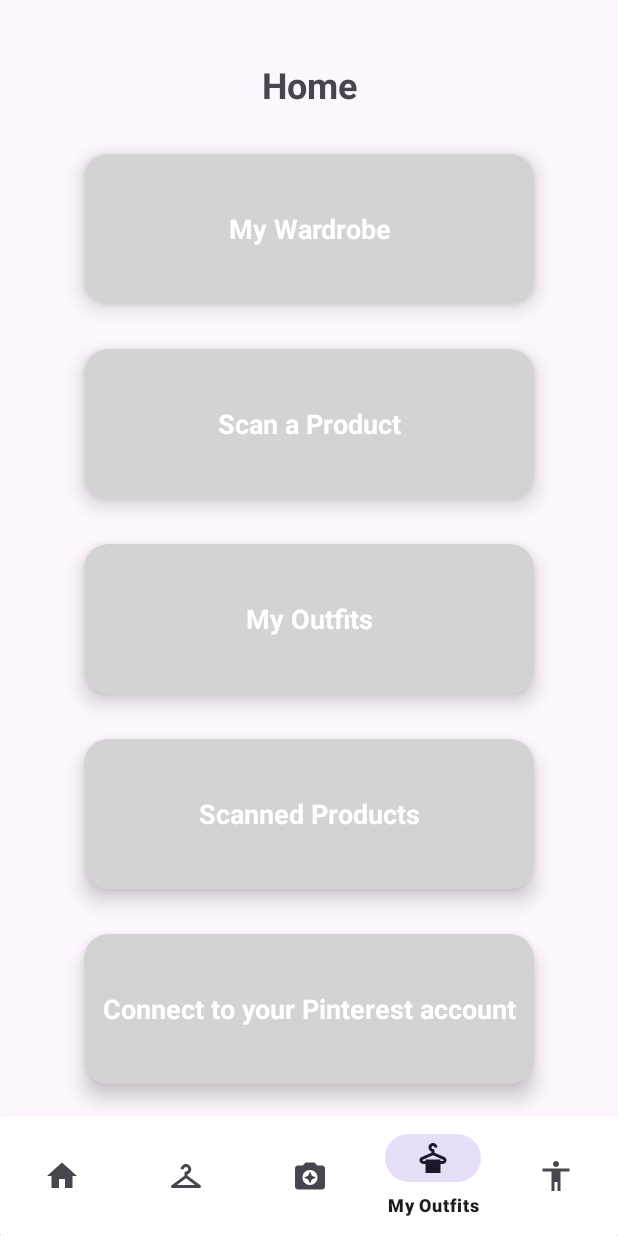
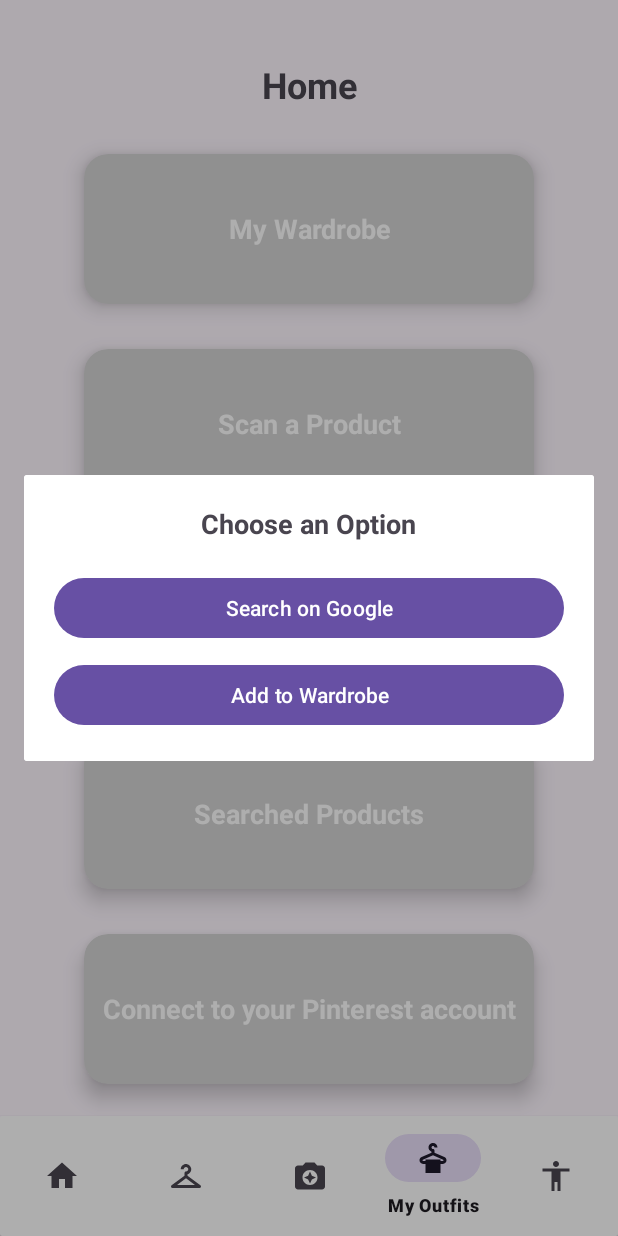
Before and after one commit to cosminagheorghe47/DressFind, an Android app: the HomeActivity screen opened directly, with no data from a screen before it, item 4 of the bottom bar chosen, on a phone screen of 412 x 824 dp. Run offline under Robolectric (Android 15) with nearby library versions, the phone set to English and light mode, and no system bars.

Commit message:
profile pic + search history

```diff
--- a/app/src/main/java/com/example/dressfind/activities/HomeActivity.java
+++ b/app/src/main/java/com/example/dressfind/activities/HomeActivity.java
@@ -27,6 +27,7 @@ public class HomeActivity extends AppCompatActivity {
     private static final int PINTEREST_AUTH_REQUEST_CODE = 123;
     CardView ScanProductCard;
     CardView ConnectPinterest;
+    CardView SearchedProducts;
     private ActivityResultLauncher<Intent> pinterestAuthLauncher;
 
     TextView seePinterestAccTV ;
@@ -87,19 +88,16 @@ public class HomeActivity extends AppCompatActivity {
                 startActivity(scanIntent);
                 overridePendingTransition(0, 0);
                 return true;
-            } else return item.getItemId() == R.id.nav_profile;
+            }else if (item.getItemId() == R.id.nav_profile) {
+                Intent profileIntent = new Intent(HomeActivity.this, ProfileActivity.class);
+                startActivity(profileIntent);
+                return true;
+            }else return true;
         });
 
 
 
-        scannedProductsCard=findViewById(R.id.scannedProductsCard);
-        scannedProductsCard.setOnClickListener(new View.OnClickListener() {
-            @Override
-            public void onClick(View view) {
-                Intent scanIntent = new Intent(HomeActivity.this, ScannedProductsActivity.class);
-                startActivity(scanIntent);
-            }
-        });
+
 
         MyWardrobeCard=findViewById(R.id.myWardrobeCard);
         MyWardrobeCard.setOnClickListener(new View.OnClickListener() {
@@ -118,6 +116,15 @@ public class HomeActivity extends AppCompatActivity {
                 startActivity(scanIntent);
             }
         });
+        SearchedProducts = findViewById(R.id.scannedProductsCard);
+        SearchedProducts.setOnClickListener(new View.OnClickListener() {
+            @Override
+            public void onClick(View view) {
+                Intent searchIntent = new Intent(HomeActivity.this, HistoryActivity.class);
+                startActivity(searchIntent);
+            }
+        });
+
         ConnectPinterest = findViewById(R.id.connectToPinterestCard);
         ConnectPinterest.setOnClickListener(new View.OnClickListener() {
             @Override
--- a/app/src/main/res/layout/activity_home.xml
+++ b/app/src/main/res/layout/activity_home.xml
@@ -124,7 +124,7 @@
                     android:layout_width="match_parent"
                     android:layout_height="match_parent"
                     android:gravity="center"
-                    android:text="Scanned Products"
+                    android:text="Searched Products"
                     android:textAlignment="center"
                     android:textColor="@android:color/white"
                     android:textSize="18sp"
--- /dev/null
+++ b/app/src/main/res/layout/popup_layout.xml
@@ -0,0 +1,31 @@
+<?xml version="1.0" encoding="utf-8"?>
+<LinearLayout xmlns:android="http://schemas.android.com/apk/res/android"
+    android:layout_width="match_parent"
+    android:layout_height="match_parent"
+    android:orientation="vertical"
+    android:padding="20dp"
+    android:background="@android:color/white">
+
+    <TextView
+        android:id="@+id/popup_title"
+        android:layout_width="wrap_content"
+        android:layout_height="wrap_content"
+        android:text="Choose an Option"
+        android:textSize="18sp"
+        android:textStyle="bold"
+        android:layout_gravity="center"
+        android:paddingBottom="20dp" />
+
+    <Button
+        android:id="@+id/btn_search_google"
+        android:layout_width="match_parent"
+        android:layout_height="wrap_content"
+        android:text="Search on Google"
+        android:layout_marginBottom="10dp" />
+
+    <Button
+        android:id="@+id/btn_add_wardrobe"
+        android:layout_width="match_parent"
+        android:layout_height="wrap_content"
+        android:text="Add to Wardrobe" />
+</LinearLayout>
```
Also changed, not shown: app/src/main/AndroidManifest.xml (+8 -0 lines), app/src/main/java/com/example/dressfind/activities/HistoryActivity.java (added, +77 -0 lines), app/src/main/java/com/example/dressfind/activities/MainActivity.java (+50 -34 lines), app/src/main/java/com/example/dressfind/activities/ProfileActivity.java (added, +139 -0 lines), app/src/main/java/com/example/dressfind/adapters/HistoryAdapter.java (added, +69 -0 lines), app/src/main/java/com/example/dressfind/models/User.java (+12 -1 lines), app/src/main/res/layout/activity_history.xml (added, +10 -0 lines), app/src/main/res/layout/activity_main.xml (+2 -8 lines), app/src/main/res/layout/activity_profile.xml (added, +25 -0 lines), app/src/main/res/layout/item_scanned_image.xml (added, +20 -0 lines).
